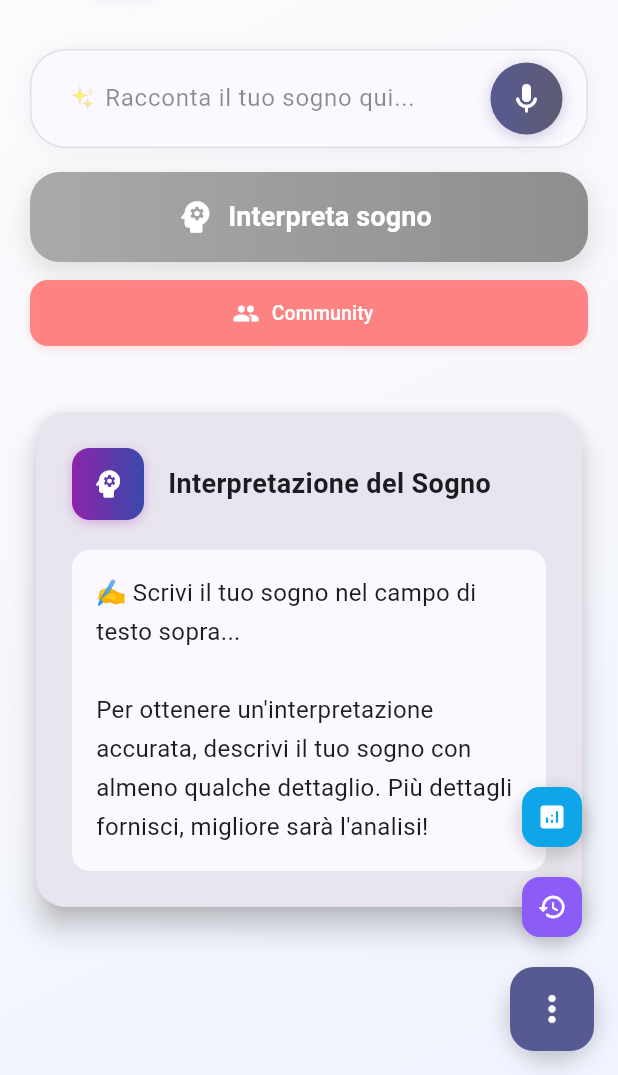
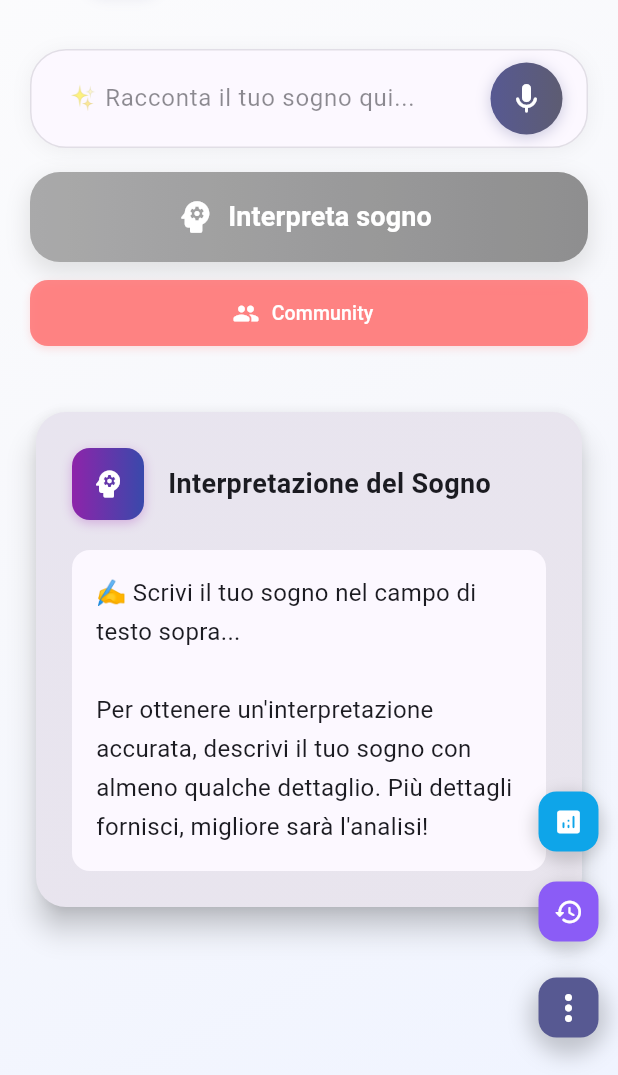
Before and after one commit to gianfrizio/Dream-Visualizer, a Flutter app: the screen it shows after launch, on a phone screen of 412 x 824 dp, the part 161-1236 px from its top. Run offline on Flutter 3.47's test engine with Material 3 defaults, Android fonts, the light colour scheme and no system bars; our stand-ins replace cloud_firestore, firebase_auth, fl_chart, local_auth, share_plus, shared_preferences and 1 more; missing offline and left inert: encrypt; accounts and stored records are empty; statements that could not run were skipped.

Commit message:
Fix UI issues: localization, Android navigation buttons, floating menu positioning
- Complete localization system for advice messages (Italian/English)
- Fix Android navigation buttons overlay with SafeArea implementation
- Optimize floating menu positioning (bottom-right, uniform sizes)
- Prevent keyboard interference with resizeToAvoidBottomInset: false
- Improve settings menu positioning for Android devices

```diff
--- a/lib/l10n/app_localizations.dart
+++ b/lib/l10n/app_localizations.dart
@@ -289,10 +289,26 @@ class AppLocalizations {
       'logout': 'Disconnetti',
 
       // Dynamic advice messages - Italian
-      'adviceEmptyText': '✍️ Scrivi il tuo sogno nel campo di testo sopra...\n\nPer ottenere un\'interpretazione accurata, descrivi il tuo sogno con almeno qualche dettaglio. Più dettagli fornisci, migliore sarà l\'analisi!',
-      'adviceShortText': '📝 Continua a scrivere...\n\nIl testo è ancora troppo breve per un\'interpretazione accurata. Aggiungi più dettagli del tuo sogno: dove eri, cosa succedeva, come ti sentivi, chi c\'era con te.',
-      'adviceFewWords': '💭 Aggiungi più dettagli...\n\nPer una buona interpretazione servono almeno alcune parole che descrivano il sogno. Racconta cosa hai sognato in modo più dettagliato.',
-      'adviceReadyToInterpret': '✅ Testo pronto per l\'interpretazione!\n\nOra puoi premere "Interpreta sogno" per ottenere un\'analisi dettagliata del tuo sogno.',
+      'adviceEmptyText':
+          '✍️ Scrivi il tuo sogno nel campo di testo sopra...\n\nPer ottenere un\'interpretazione accurata, descrivi il tuo sogno con almeno qualche dettaglio. Più dettagli fornisci, migliore sarà l\'analisi!',
+      'adviceShortText':
+          '📝 Continua a scrivere...\n\nIl testo è ancora troppo breve per un\'interpretazione accurata. Aggiungi più dettagli del tuo sogno: dove eri, cosa succedeva, come ti sentivi, chi c\'era con te.',
+      'adviceFewWords':
+          '💭 Aggiungi più dettagli...\n\nPer una buona interpretazione servono almeno alcune parole che descrivano il sogno. Racconta cosa hai sognato in modo più dettagliato.',
+      'adviceReadyToInterpret':
+          '✅ Testo pronto per l\'interpretazione!\n\nOra puoi premere "Interpreta sogno" per ottenere un\'analisi dettagliata del tuo sogno.',
+
+      // Delete confirmation dialog - Italian
+      'dreamAlreadySaved': 'Sogno già salvato',
+      'confirmDeletion': 'Conferma cancellazione',
+      'dreamSavedMessage':
+          'Non preoccuparti! Il tuo sogno è già stato salvato nella cronologia. Puoi cancellare il testo dall\'interfaccia senza perdere nulla.',
+      'confirmDeletionMessage':
+          'Sei sicuro di voler cancellare tutto il contenuto scritto? Questa azione non può essere annullata.',
+      'keep': 'Mantieni',
+      'cancelAction': 'Annulla',
+      'clearAndStartNew': 'Cancella e inizia nuovo',
+      'clear': 'Cancella',
     },
     'en': {
       'appTitle': 'Dream Visualizer',
@@ -565,10 +581,26 @@ class AppLocalizations {
       'logout': 'Logout',
 
       // Dynamic advice messages - English
-      'adviceEmptyText': '✍️ Write your dream in the text field above...\n\nTo get an accurate interpretation, describe your dream with at least some detail. The more details you provide, the better the analysis will be!',
-      'adviceShortText': '📝 Keep writing...\n\nThe text is still too short for an accurate interpretation. Add more details about your dream: where you were, what was happening, how you felt, who was with you.',
-      'adviceFewWords': '💭 Add more details...\n\nFor a good interpretation you need at least a few words describing the dream. Tell what you dreamed in more detail.',
-      'adviceReadyToInterpret': '✅ Text ready for interpretation!\n\nNow you can press "Interpret dream" to get a detailed analysis of your dream.',
+      'adviceEmptyText':
+          '✍️ Write your dream in the text field above...\n\nTo get an accurate interpretation, describe your dream with at least some detail. The more details you provide, the better the analysis will be!',
+      'adviceShortText':
+          '📝 Keep writing...\n\nThe text is still too short for an accurate interpretation. Add more details about your dream: where you were, what was happening, how you felt, who was with you.',
+      'adviceFewWords':
+          '💭 Add more details...\n\nFor a good interpretation you need at least a few words describing the dream. Tell what you dreamed in more detail.',
+      'adviceReadyToInterpret':
+          '✅ Text ready for interpretation!\n\nNow you can press "Interpret dream" to get a detailed analysis of your dream.',
+
+      // Delete confirmation dialog - English
+      'dreamAlreadySaved': 'Dream Already Saved',
+      'confirmDeletion': 'Confirm Deletion',
+      'dreamSavedMessage':
+          'Don\'t worry! Your dream has already been saved in the history. You can clear the text from the interface without losing anything.',
+      'confirmDeletionMessage':
+          'Are you sure you want to delete all the written content? This action cannot be undone.',
+      'keep': 'Keep',
+      'cancelAction': 'Cancel',
+      'clearAndStartNew': 'Clear and Start New',
+      'clear': 'Clear',
     },
   };
 
@@ -850,6 +882,16 @@ class AppLocalizations {
   String get adviceShortText => translate('adviceShortText');
   String get adviceFewWords => translate('adviceFewWords');
   String get adviceReadyToInterpret => translate('adviceReadyToInterpret');
+
+  // Delete confirmation dialog getters
+  String get dreamAlreadySaved => translate('dreamAlreadySaved');
+  String get confirmDeletion => translate('confirmDeletion');
+  String get dreamSavedMessage => translate('dreamSavedMessage');
+  String get confirmDeletionMessage => translate('confirmDeletionMessage');
+  String get keep => translate('keep');
+  String get cancelAction => translate('cancelAction');
+  String get clearAndStartNew => translate('clearAndStartNew');
+  String get clear => translate('clear');
 }
 
 class _AppLocalizationsDelegate
--- a/lib/main.dart
+++ b/lib/main.dart
@@ -154,6 +154,8 @@ class _DreamHomePageState extends State<DreamHomePage> {
   bool _isListening = false;
   String _transcription = '';
   String _interpretation = '✍️ Loading...';
+  bool _showingAdvice =
+      true; // Traccia se stiamo mostrando advice o interpretazione
   String _imageUrl = '';
   final OpenAIService _openAI = OpenAIService();
   final DreamStorageService _storageService = DreamStorageService();
@@ -179,12 +181,6 @@ class _DreamHomePageState extends State<DreamHomePage> {
   @override
   void didChangeDependencies() {
     super.didChangeDependencies();
-    // Assicurati che il focus sia rimosso quando si torna da altre pagine
-    WidgetsBinding.instance.addPostFrameCallback((_) {
-      if (mounted && _textFieldFocusNode.hasFocus) {
-        _textFieldFocusNode.unfocus();
-      }
-    });
 
     // Aggiorna gli advice quando cambiano le dipendenze (inclusa la localizzazione)
     WidgetsBinding.instance.addPostFrameCallback((_) {
@@ -493,7 +489,9 @@ class _DreamHomePageState extends State<DreamHomePage> {
               const SizedBox(width: 12),
               Expanded(
                 child: Text(
-                  _dreamSaved ? 'Sogno già salvato' : 'Conferma cancellazione',
+                  _dreamSaved
+                      ? localizations.dreamAlreadySaved
+                      : localizations.confirmDeletion,
                   style: const TextStyle(
                     fontSize: 20,
                     fontWeight: FontWeight.bold,
@@ -504,8 +502,8 @@ class _DreamHomePageState extends State<DreamHomePage> {
           ),
           content: Text(
             _dreamSaved
-                ? 'Non preoccuparti! Il tuo sogno è già stato salvato nella cronologia. Puoi cancellare il testo dall\'interfaccia senza perdere nulla.'
-                : 'Sei sicuro di voler cancellare tutto il contenuto scritto? Questa azione non può essere annullata.',
+                ? localizations.dreamSavedMessage
+                : localizations.confirmDeletionMessage,
             style: const TextStyle(fontSize: 16),
           ),
           actions: [
@@ -532,7 +530,7 @@ class _DreamHomePageState extends State<DreamHomePage> {
                   ),
                 ),
                 child: Text(
-                  _dreamSaved ? 'Mantieni' : localizations.cancel,
+                  _dreamSaved ? localizations.keep : localizations.cancelAction,
                   style: TextStyle(
                     color: _dreamSaved ? Colors.blue : Colors.grey[600],
                     fontSize: 16,
@@ -554,7 +552,9 @@ class _DreamHomePageState extends State<DreamHomePage> {
                 ),
               ),
               child: Text(
-                _dreamSaved ? 'Cancella e inizia nuovo' : 'Cancella',
+                _dreamSaved
+                    ? localizations.clearAndStartNew
+                    : localizations.clear,
                 style: const TextStyle(
                   fontSize: 16,
                   fontWeight: FontWeight.w600,
@@ -574,10 +574,12 @@ class _DreamHomePageState extends State<DreamHomePage> {
       _transcription = '';
       _confirmedText = '';
       _textController.clear();
-      _interpretation =
-          '✍️ Scrivi il tuo sogno nel campo di testo sopra...\n\nPer ottenere un\'interpretazione accurata, descrivi il tuo sogno con almeno qualche dettaglio. Più dettagli fornisci, migliore sarà l\'analisi!';
+      _showingAdvice = true; // Torna a mostrare gli advice
       _imageUrl = '';
       _dreamSaved = false; // Reset del flag di salvataggio
+
+      // Aggiorna gli advice con la lingua corretta all'interno del setState
+      _updateInterpretationAdvice();
     });
     _stopWatchdog();
     _speech.stop();
@@ -591,6 +593,9 @@ class _DreamHomePageState extends State<DreamHomePage> {
 
   // Aggiorna il messaggio di consiglio in base al contenuto del testo
   void _updateInterpretationAdvice() {
+    // Solo aggiorna gli advice se non stiamo mostrando un'interpretazione reale
+    if (!_showingAdvice) return;
+
     final localizations = AppLocalizations.of(context);
     if (localizations == null) {
       // Se le localizzazioni non sono ancora disponibili, usa testi di fallback
@@ -619,6 +624,7 @@ class _DreamHomePageState extends State<DreamHomePage> {
 
     if (trimmedText.isEmpty) {
       setState(() {
+        _showingAdvice = true;
         _interpretation =
             "⚠️ Non hai ancora scritto nulla!\n\nScrivi il tuo sogno nel campo di testo sopra e poi premi 'Interpreta sogno'.";
       });
@@ -629,6 +635,7 @@ class _DreamHomePageState extends State<DreamHomePage> {
     // Controlla se il testo è troppo corto per essere un sogno significativo
     if (trimmedText.length < 10) {
       setState(() {
+        _showingAdvice = true;
         _interpretation =
             "📝 Il testo è troppo breve!\n\nPer ottenere un'interpretazione accurata, descrivi il tuo sogno con almeno qualche parola in più. Un sogno ha bisogno di dettagli per essere interpretato correttamente.";
       });
@@ -640,6 +647,7 @@ class _DreamHomePageState extends State<DreamHomePage> {
     _textFieldFocusNode.unfocus();
 
     setState(() {
+      _showingAdvice = false; // Non stiamo più mostrando advice
       _interpretation = localizations.analyzingDream;
       _imageUrl = "";
     });
@@ -744,9 +752,6 @@ class _DreamHomePageState extends State<DreamHomePage> {
   Widget build(BuildContext context) {
     final theme = Theme.of(context);
     final localizations = AppLocalizations.of(context)!;
-
-    // Forza l'aggiornamento degli advice ogni volta che il build viene chiamato
-    _updateInterpretationAdvice();
 
     return Scaffold(
       body: GestureDetector(
@@ -775,6 +780,18 @@ class _DreamHomePageState extends State<DreamHomePage> {
             ),
           ),
           child: SafeArea(
+            // Assicurati che il contenuto non venga coperto dai controlli di sistema
+            top: true, // Evita la notch/status bar
+            bottom: true, // Evita i tasti di navigazione Android
+            left: true, // Evita i bordi laterali
+            right: true, // Evita i bordi laterali
+            child: Padding(
+              // Padding aggiuntivo per i tasti di navigazione Android
+              padding: EdgeInsets.only(
+                bottom: MediaQuery.of(context).viewPadding.bottom > 0
+                    ? 8.0 // Padding extra se ci sono controlli di sistema
+                    : 0.0,
+              ),
               child: CustomScrollView(
                 slivers: [
                   // Modern App Bar
@@ -791,10 +808,14 @@ class _DreamHomePageState extends State<DreamHomePage> {
                           Container(
                             padding: const EdgeInsets.all(4),
                             decoration: BoxDecoration(
-                            color: theme.colorScheme.primary.withOpacity(0.15),
+                              color: theme.colorScheme.primary.withOpacity(
+                                0.15,
+                              ),
                               borderRadius: BorderRadius.circular(12),
                               border: Border.all(
-                              color: theme.colorScheme.primary.withOpacity(0.3),
+                                color: theme.colorScheme.primary.withOpacity(
+                                  0.3,
+                                ),
                                 width: 1,
                               ),
                               boxShadow: [
@@ -866,12 +887,24 @@ class _DreamHomePageState extends State<DreamHomePage> {
                     ),
                   ),
                 ],
-            ),
-          ),
-        ), // Chiusura GestureDetector
-      ),
-      floatingActionButton: _buildFloatingActionMenu(theme, localizations),
-      floatingActionButtonLocation: FloatingActionButtonLocation.endFloat,
+              ), // Chiusura CustomScrollView
+            ), // Chiusura Padding
+          ), // Chiusura SafeArea
+        ), // Chiusura Container e GestureDetector
+      ), // Chiusura body
+      floatingActionButton: Align(
+        alignment: Alignment.bottomRight,
+        child: Padding(
+          padding: const EdgeInsets.only(
+            right: 1,
+            bottom: 5,
+          ), // Molto vicino al bordo inferiore
+          child: _buildFloatingActionMenu(theme, localizations),
+        ),
+      ),
+      floatingActionButtonLocation: FloatingActionButtonLocation.centerFloat,
+      resizeToAvoidBottomInset:
+          false, // Evita che il floating menu si muova con la tastiera
     );
   }
 
@@ -880,7 +913,13 @@ class _DreamHomePageState extends State<DreamHomePage> {
     ThemeData theme,
     AppLocalizations localizations,
   ) {
-    return Column(
+    return SafeArea(
+      left: false, // Permette di andare verso il bordo sinistro
+      top: false, // Permette di andare verso l'alto
+      right: false, // Permette di andare verso il bordo destro
+      child: Padding(
+        padding: const EdgeInsets.only(right: 8), // Minimo spazio dal bordo
+        child: Column(
           mainAxisSize: MainAxisSize.min,
           children: [
             // Analytics (cambiato colore)
@@ -964,6 +1003,7 @@ class _DreamHomePageState extends State<DreamHomePage> {
               ),
               child: FloatingActionButton(
                 heroTag: "main_menu",
+                mini: true, // Stessa dimensione degli altri
                 backgroundColor: theme.brightness == Brightness.light
                     ? theme.colorScheme.primary
                     : theme.colorScheme.primary,
@@ -976,7 +1016,9 @@ class _DreamHomePageState extends State<DreamHomePage> {
               ),
             ),
           ],
-    );
+        ), // Chiusura Column
+      ), // Chiusura Padding
+    ); // Chiusura SafeArea
   }
 
   // Bottom Sheet con tutte le opzioni
@@ -988,8 +1030,12 @@ class _DreamHomePageState extends State<DreamHomePage> {
     showModalBottomSheet(
       context: context,
       backgroundColor: Colors.transparent,
-      builder: (context) => Container(
+      builder: (context) => SafeArea(
+        child: Container(
           padding: const EdgeInsets.all(20),
+          margin: const EdgeInsets.only(
+            bottom: 16,
+          ), // Spazio extra per tasti Android
           decoration: BoxDecoration(
             color: theme.colorScheme.surface,
             borderRadius: const BorderRadius.vertical(top: Radius.circular(20)),
@@ -1045,7 +1091,8 @@ class _DreamHomePageState extends State<DreamHomePage> {
               ),
             ],
           ),
-      ),
+        ), // Chiusura Container
+      ), // Chiusura SafeArea
     );
   }
 
@@ -1165,6 +1212,8 @@ class _DreamHomePageState extends State<DreamHomePage> {
                 onChanged: (text) {
                   setState(() {
                     _transcription = text;
+                    _showingAdvice =
+                        true; // Torna a mostrare gli advice quando si modifica il testo
                     _updateInterpretationAdvice(); // Aggiorna il messaggio di consiglio
                   });
                 },
```
Lines whose indentation alone changed are shown as unchanged.
